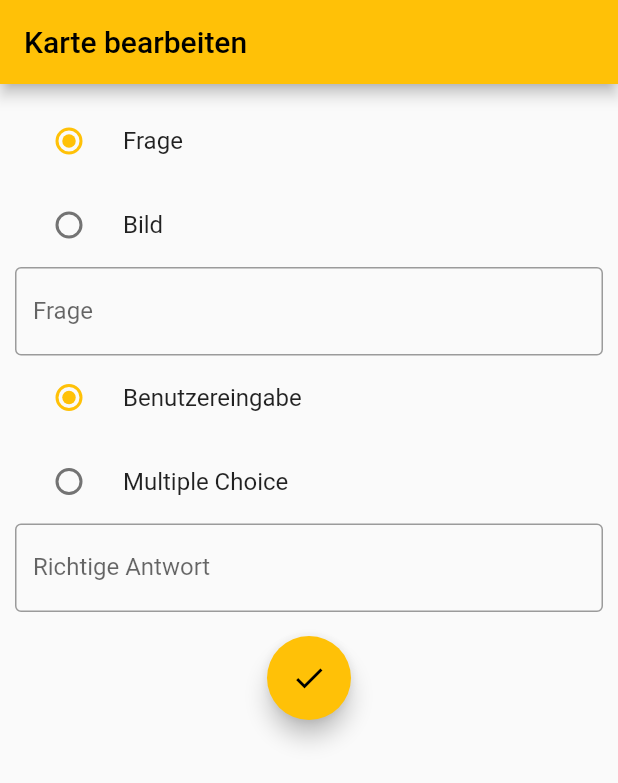
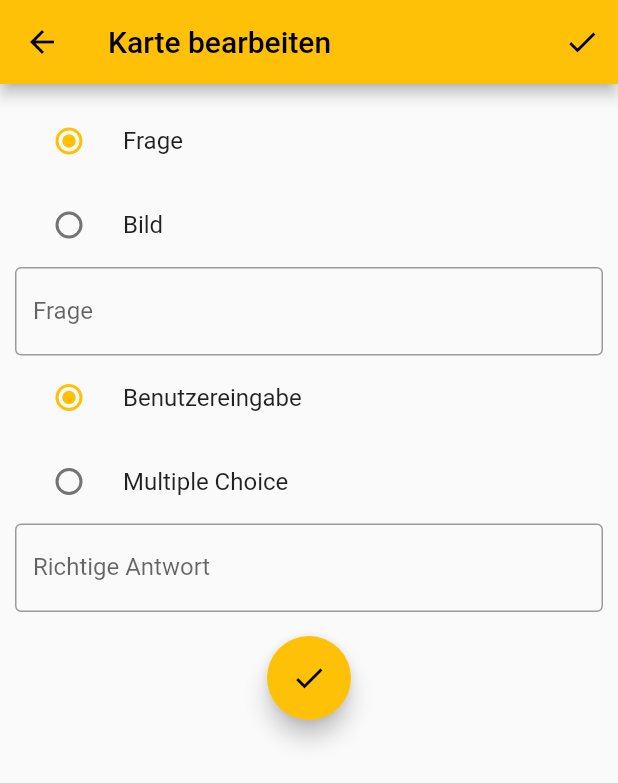
Before and after one commit to BogyMitutoyoCTL/BOGY-App-2022-10, a Flutter app: the TopicQuestion widget shown alone on an empty page, opened directly with empty values, after a tap on the "abc" icon, on a phone screen of 412 x 824 dp. Shown: the top 783 px of the screen. Run offline on Flutter 3.47's test engine with Material 2 defaults, Android fonts, the phone set to English and light mode, and no system bars; our stand-ins replace image_picker.

Commit message:
Textumbruch Fragen auf Karten in EditDeck

```diff
--- a/Source/lib/EditQuestion.dart
+++ b/Source/lib/EditQuestion.dart
@@ -57,9 +57,9 @@ class _EditQuestionState extends State<EditQuestion> {
   @override
   Widget build(BuildContext context) {
     return Scaffold(
-      appBar: AppBar(
-        title: Text("Karte bearbeiten"),
-      ),
+      appBar: AppBar(title: Text("Karte bearbeiten"), actions: [
+        IconButton(onPressed: deleteStack, icon: Icon(Icons.check))
+      ]),
       body: ListView(
         children: [
           Padding(
@@ -174,4 +174,6 @@ class _EditQuestionState extends State<EditQuestion> {
     // TODO: Speichern
     Navigator.of(context).pop(); //Zur EditDeck seite
   }
+
+  deleteStack() {}
 }
--- a/Source/lib/TopicQuestion.dart
+++ b/Source/lib/TopicQuestion.dart
@@ -39,25 +39,31 @@ class _TopicQuestionState extends State<TopicQuestion> {
 
   @override
   Widget build(BuildContext context) {
-    return ElevatedButton(
+    return Padding(
+      padding: const EdgeInsets.all(8.0),
+      child: ElevatedButton(
           onPressed: editQuestion,
           child: Row(
             mainAxisAlignment: MainAxisAlignment.spaceBetween,
             children: [
-            Text(
+              Flexible(
+                child: Text(
                   questionName(),
-              style: TextStyle(fontSize: 30),
+                  overflow: TextOverflow.visible,
+                  style: TextStyle(fontSize: 17),
+                ),
               ),
               Icon(widget.isMultipleChoice
                   ? Icons.check_box_outline_blank
                   : Icons.abc),
             ],
-        ));
+          )),
+    );
   }
 
   void editQuestion() {
-    Navigator.of(context).pushAndRemoveUntil(
+    Navigator.of(context).push(
       MaterialPageRoute(builder: (context) => EditQuestion()),
-        (route) => false);
+    );
   }
 }
```
Lines whose indentation alone changed are shown as unchanged.
